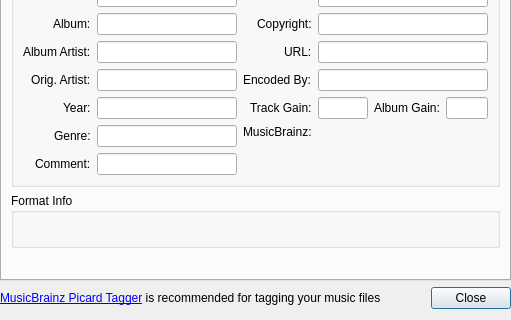
tkrotoff/QuarkPlayer, file libs/mediainfowindow/MediaInfoWindow.ui: the form before one commit; both pictures show x 0 to 511 and y 163 to 483 of the 511 by 483 pixel window.
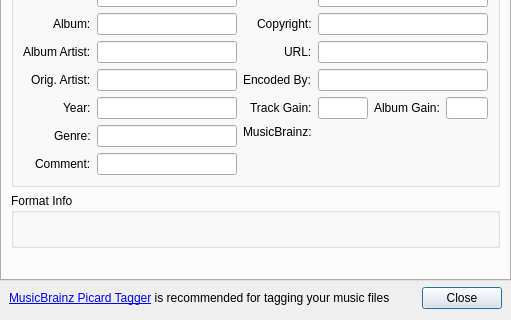
The form after the commit. Custom widgets are drawn as their Qt base class.

Commit message: Improve SearchToolBar with a new class ClickMessageLineEdit

Diff of the .ui file:
```diff
--- a/libs/mediainfowindow/MediaInfoWindow.ui
+++ b/libs/mediainfowindow/MediaInfoWindow.ui
@@ -6,7 +6,7 @@
     <x>0</x>
     <y>0</y>
     <width>511</width>
-    <height>459</height>
+    <height>461</height>
    </rect>
   </property>
   <property name="windowTitle" >
@@ -22,7 +22,7 @@
    <property name="rightMargin" >
     <number>0</number>
    </property>
-   <item row="0" column="0" colspan="2" >
+   <item row="0" column="0" >
     <widget class="QTabWidget" name="tabWidget" >
      <property name="currentIndex" >
       <number>0</number>
@@ -524,6 +524,14 @@
     </widget>
    </item>
    <item row="1" column="0" >
+    <layout class="QHBoxLayout" name="horizontalLayout_2" >
+     <property name="leftMargin" >
+      <number>9</number>
+     </property>
+     <property name="rightMargin" >
+      <number>9</number>
+     </property>
+     <item>
     <widget class="QLabel" name="picardTaggerLinkLabel" >
      <property name="sizePolicy" >
       <sizepolicy vsizetype="Fixed" hsizetype="Preferred" >
@@ -539,12 +547,14 @@
      </property>
     </widget>
    </item>
-   <item row="1" column="1" >
+     <item>
     <widget class="QDialogButtonBox" name="buttonBox" >
      <property name="standardButtons" >
       <set>QDialogButtonBox::Close</set>
      </property>
     </widget>
+     </item>
+    </layout>
    </item>
   </layout>
  </widget>
```
Lines whose indentation alone changed are shown as unchanged. The commit also changes 7 other files.
